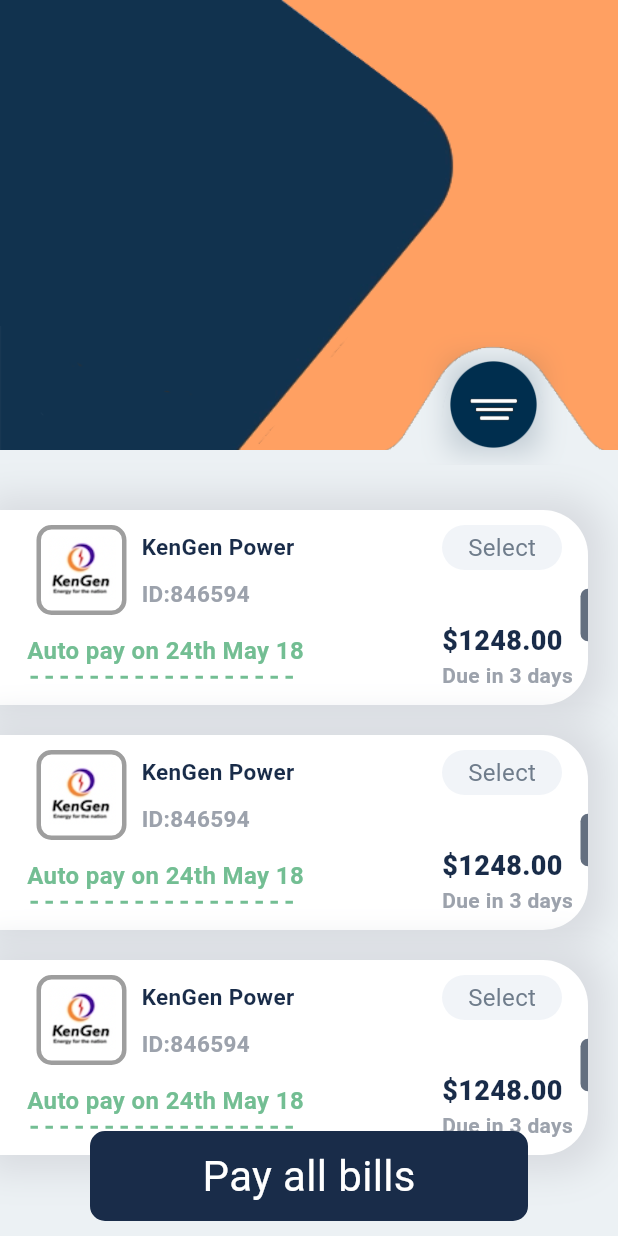
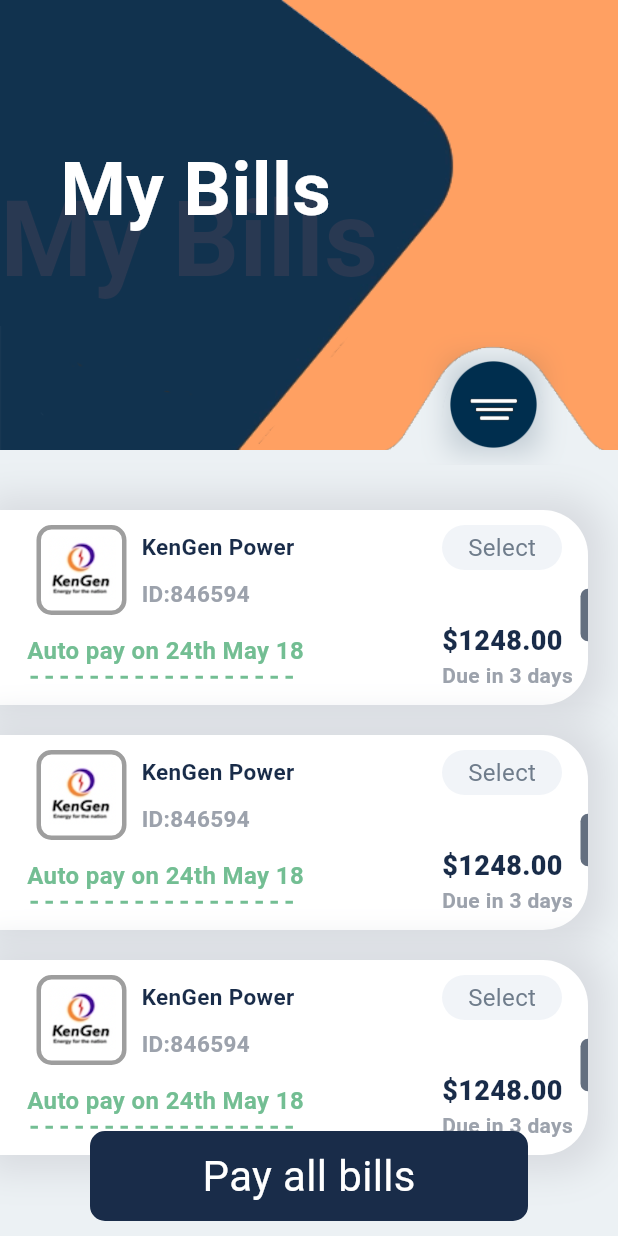
Before and after one commit to CihanTomris/payment_app, a Flutter app: the screen it shows after launch, on a phone screen of 412 x 824 dp. Run offline on Flutter 3.47's test engine with Material 2 defaults, Android fonts, the phone set to English and light mode, and no system bars; our stand-ins replace get.

Commit message:
UI Completed and add Getx.

```diff
--- a/lib/main.dart
+++ b/lib/main.dart
@@ -1,5 +1,7 @@
 import 'package:flutter/material.dart';
+import 'package:get/get_navigation/src/root/get_material_app.dart';
 import 'package:payment_app/pages/home_page.dart';
+import 'package:payment_app/pages/payment_page.dart';
 
 void main() {
   runApp(const MyApp());
@@ -11,7 +13,7 @@ class MyApp extends StatelessWidget {
   // This widget is the root of your application.
   @override
   Widget build(BuildContext context) {
-    return MaterialApp(
+    return GetMaterialApp(
       title: 'Flutter Demo',
       theme: ThemeData(
         colorScheme: ColorScheme.fromSeed(seedColor: Colors.deepPurple),
--- a/lib/pages/home_page.dart
+++ b/lib/pages/home_page.dart
@@ -1,5 +1,8 @@
 import 'package:flutter/material.dart';
+import 'package:get/get.dart';
+import 'package:get/get_core/src/get_main.dart';
 import 'package:payment_app/components/colors.dart';
+import 'package:payment_app/pages/payment_page.dart';
 import 'package:payment_app/widgets/buttons.dart';
 import 'package:payment_app/widgets/large_buttons.dart';
 import 'package:payment_app/widgets/text_size.dart';
@@ -25,7 +28,6 @@ class _HomePageState extends State<HomePage> {
             _headSection(),
             _listBills(),
             _payButton(),
-
           ],
         ),
       ),
@@ -40,6 +42,8 @@ class _HomePageState extends State<HomePage> {
           _mainBackground(),
           _curveImageContainer(),
           _buttonContainer(),
+          _textContainer(),
+
         ],
       ),
     );
@@ -313,6 +317,27 @@ class _HomePageState extends State<HomePage> {
   _payButton(){
     return Positioned(
       bottom: 10,
-        child: AppLargeButton(text: "Pay all bills", textColor: Colors.white,));
+        child: AppLargeButton(text: "Pay all bills", textColor: Colors.white, onTap: (){Get.to(()=> PaymentPage());},));
+  }
+
+  _textContainer(){
+    return Stack(
+      children: [
+        Positioned(
+          left: 0,
+          top: 110,
+          child: Text("My Bills",
+            style: TextStyle(fontSize: 70,
+                fontWeight: FontWeight.bold,
+                color: Color(0xFF293952)),),),
+        Positioned(
+          left: 40,
+          top: 90,
+          child: Text("My Bills",
+            style: TextStyle(fontSize: 50,
+                fontWeight: FontWeight.bold,
+                color: Colors.white),),),
+      ],
+    );
   }
 }
--- a/pubspec.yaml
+++ b/pubspec.yaml
@@ -35,6 +35,7 @@ dependencies:
   # The following adds the Cupertino Icons font to your application.
   # Use with the CupertinoIcons class for iOS style icons.
   cupertino_icons: ^1.0.2
+  get: ^4.6.5
 
 dev_dependencies:
   flutter_test:
```
Also changed, not shown: lib/pages/payment_page.dart (added, +143 -0 lines), pubspec.lock.
